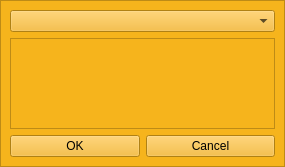
Above: UI/labeling.ui from DORSA-co/trainApp_oxin before the change. Below: the same form after it.
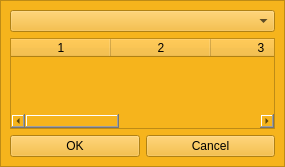
That is the form after the change.

Patch:
```diff
--- a/UI/labeling.ui
+++ b/UI/labeling.ui
@@ -44,7 +44,16 @@
         <widget class="QComboBox" name="comboBox_defects"/>
        </item>
        <item>
-        <widget class="QListWidget" name="listWidget_defect"/>
+        <widget class="QTableWidget" name="tableWidget_defects">
+         <property name="columnCount">
+          <number>5</number>
+         </property>
+         <column/>
+         <column/>
+         <column/>
+         <column/>
+         <column/>
+        </widget>
        </item>
        <item>
         <layout class="QHBoxLayout" name="horizontalLayout">
```
